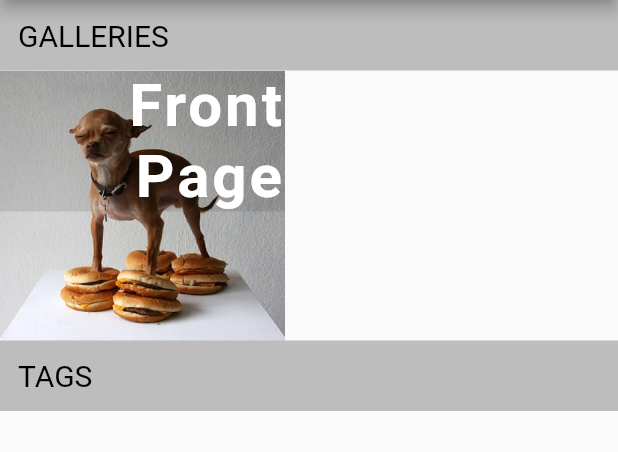
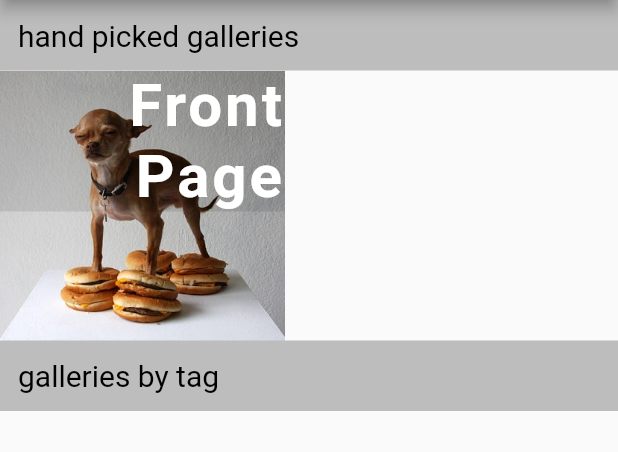
Before and after one commit to eggman87/imgSaus, a Flutter app: the screen it shows after launch, on a phone screen of 412 x 824 dp, the part 84-536 px from its top. Run offline on Flutter 3.47's test engine with Material 2 defaults, Android fonts, the phone set to English and light mode, and no system bars; our stand-ins replace firebase_analytics, flutter_dotenv, flutter_linkify, flutter_redux, photo_view, redux and 2 more; missing offline and left inert: flutter_image, redux_logging, share_extend; accounts and stored records are empty; generated files the repository leaves out were written again; network calls fail.

Commit message:
allow loading of tag galleries.

```diff
--- a/lib/middleware/imgur_middleware.dart
+++ b/lib/middleware/imgur_middleware.dart
@@ -29,8 +29,9 @@ Middleware<AppState> _createFilterGallery(GalleryRepository repository) {
   return (Store<AppState> store, action, NextDispatcher next) {
     GalleryFilter filter = action.newFilter;
 
-    repository.getItems(filter.section, filter.sort, filter.window, filter.page).then((response) {
+    repository.getItems(filter).then((response) {
       if (response.isOk()) {
+        next(action);//update filter now that is successful.
         next(GalleryLoadedAction(response.body, filter));
       } else {
         next(ApiError(ERROR_BAD_RESPONSE));
--- a/lib/model/app_state.dart
+++ b/lib/model/app_state.dart
@@ -20,7 +20,7 @@ class AppState {
       {this.isLoading = false,
       this.itemDetails = const {},
       this.galleryItems = const [],
-      this.galleryFilter = const GalleryFilter(GallerySection.hot, GallerySort.top, GalleryWindow.day, 0),
+      this.galleryFilter = const GalleryFilter(GallerySort.top, GalleryWindow.day, 0, section: GallerySection.hot),
       this.itemComments = const {},
       this.albumIndex = const {},
       this.videoControllers = const {},
--- a/lib/model/gallery_models.dart
+++ b/lib/model/gallery_models.dart
@@ -1,7 +1,70 @@
+class GalleryFilter {
 
+  final GallerySection section;
+  final GallerySort sort;
+  final GalleryWindow window;
+  final String tagName;
+  final String subRedditName;
+  final int page;
+
+  static const IMGUR_FRONT_PAGE = GalleryFilter(GallerySort.viral, GalleryWindow.day, 0, section: GallerySection.hot);
+
+  const GalleryFilter(this.sort, this.window, this.page, {this.section, this.tagName, this.subRedditName});
+
+  GalleryFilter copyWith({GallerySection section, GallerySort sort, GalleryWindow window, int page}) {
+    return GalleryFilter(
+      sort ?? this.sort,
+      window ?? this.window,
+      page ?? this.page,
+    );
+  }
+
+  bool hasSubKey() {
+    return this.tagName != null;
+  }
+
+  String subKey() {
+    if (tagName != null) {
+      return 'items';
+    } else {
+      return '';
+    }
+  }
+
+  String title() {
+    if (this.tagName != null) {
+      return this.tagName;
+    } else if (section != null) {
+      return "Front Page";
+    } else {
+      return "";
+    }
+  }
+
+  @override
+  String toString() {
+    return '{section=$section, sort=$sort, window=$window, page=$page}';
+  }
+
+  String toApiUrl() {
+    String sectionString;
+    if (tagName != null) {
+      sectionString = 't/$tagName';
+    } else if (subRedditName != null) {
+      sectionString = 'r/$subRedditName';
+    } else {
+      sectionString = section.toString().split('.').last;
+    }
+
+    String sortString = sort.toString().split('.').last;
+    String windowString = window.toString().split('.').last;
+
+    return "https://api.imgur.com/3/gallery/$sectionString/$sortString/$windowString/$page?count=100";
+  }
+}
 
 enum GallerySection {
-    hot, top, user
+  hot, top, user
 }
 enum GallerySort {
   viral, top, time, rising
@@ -9,56 +72,3 @@ enum GallerySort {
 enum GalleryWindow {
   day, week, month, year, all
 }
-
-
-//GallerySection section, GallerySort sort, GalleryWindow window, int page
-class GalleryFilter {
-  final GallerySection section;
-  final GallerySort sort;
-  final GalleryWindow window;
-  final int page;
-
-  const GalleryFilter(this.section, this.sort, this.window, this.page);
-
-  GalleryFilter copyWith({GallerySection section, GallerySort sort, GalleryWindow window, int page}) {
-    return GalleryFilter(
-      section ?? this.section,
-      sort ?? this.sort,
-      window ?? this.window,
-      page ?? this.page
-    );
-  }
-
-  @override
-  String toString() {
-    return '{section=$section, sort=$sort, window=$window, page=$page}';
-  }
-
-  static const IMGUR_FRONT_PAGE = GalleryFilter(GallerySection.hot, GallerySort.viral, GalleryWindow.day, 0);
-
-  @override
-  bool operator ==(Object other) =>
-      identical(this, other) ||
-          other is GalleryFilter &&
-              runtimeType == other.runtimeType &&
-              section == other.section &&
-              sort == other.sort &&
-              window == other.window &&
-              page == other.page;
-
-  bool isSameGallery(GalleryFilter other) =>
-              section == other.section &&
-              sort == other.sort &&
-              window == other.window;
-
-  bool isSamePage(GalleryFilter other) =>
-          page == other.page;
-
-  @override
-  int get hashCode =>
-      section.hashCode ^
-      sort.hashCode ^
-      window.hashCode ^
-      page.hashCode;
-
-}
--- a/lib/ui/gallery_page.dart
+++ b/lib/ui/gallery_page.dart
@@ -122,7 +122,7 @@ class _GalleryPageState extends State<GalleryPage> {
 
     return Scaffold(
       appBar: AppBar(
-        title: Text(_vm.filter.section.toString()),
+        title: Text(_vm.filter.title()),
         actions: <Widget>[
           IconButton(
             icon: Icon(Icons.filter_list),
--- a/lib/ui/home_page.dart
+++ b/lib/ui/home_page.dart
@@ -55,7 +55,7 @@ class _HomePageState extends State<HomePage> {
               child: Row(mainAxisSize: MainAxisSize.max, children: <Widget>[
                 Container(
                   child: Text(
-                    "GALLERIES",
+                    "hand picked galleries",
                     textAlign: TextAlign.left,
                     style: TextStyle(fontSize: 20, color: Colors.black),
                   ),
@@ -85,7 +85,7 @@ class _HomePageState extends State<HomePage> {
               child: Row(mainAxisSize: MainAxisSize.max, children: <Widget>[
                 Container(
                   child: Text(
-                    "TAGS",
+                    "galleries by tag",
                     textAlign: TextAlign.left,
                     style: TextStyle(fontSize: 20, color: Colors.black),
                   ),
@@ -112,7 +112,7 @@ class _HomePageState extends State<HomePage> {
                                   image: NetworkImage('https://i.imgur.com/${tag.backgroundHash}t.jpg'),
                                   fit: BoxFit.cover,
                                   child: InkWell(
-                                    onTap: () => {},
+                                    onTap: () => _openGallery(context, GalleryFilter(GallerySort.viral, GalleryWindow.all, 0, tagName: tag.name)),
                                   ),
                                 ),
                                 Container(
```
Also changed, not shown: lib/data/gallery_repository.dart (+3 -8 lines).
